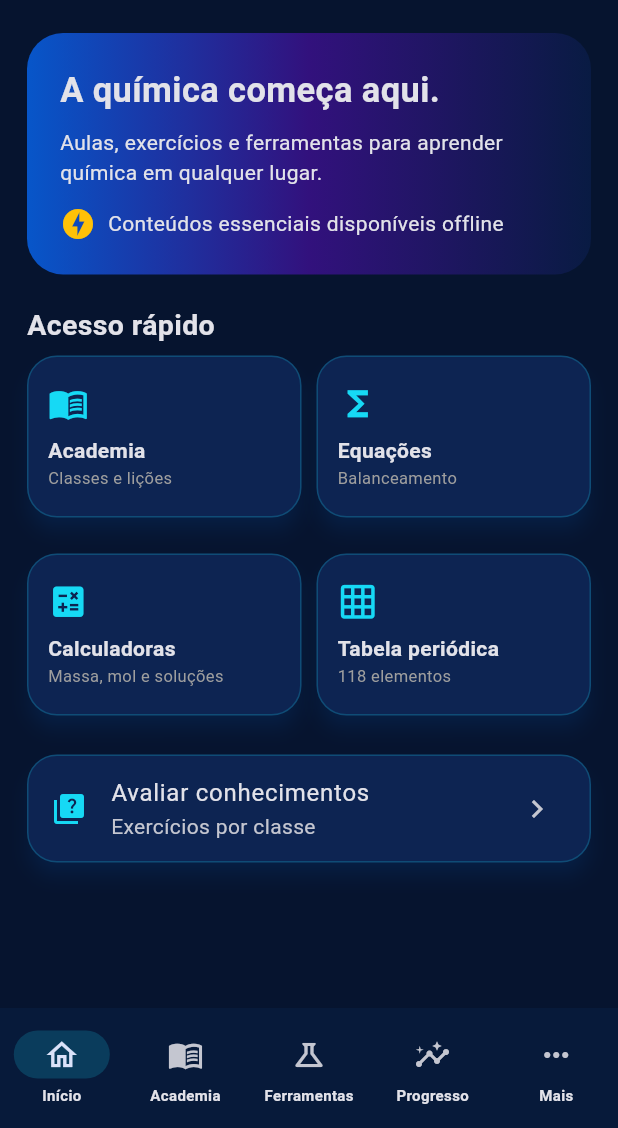
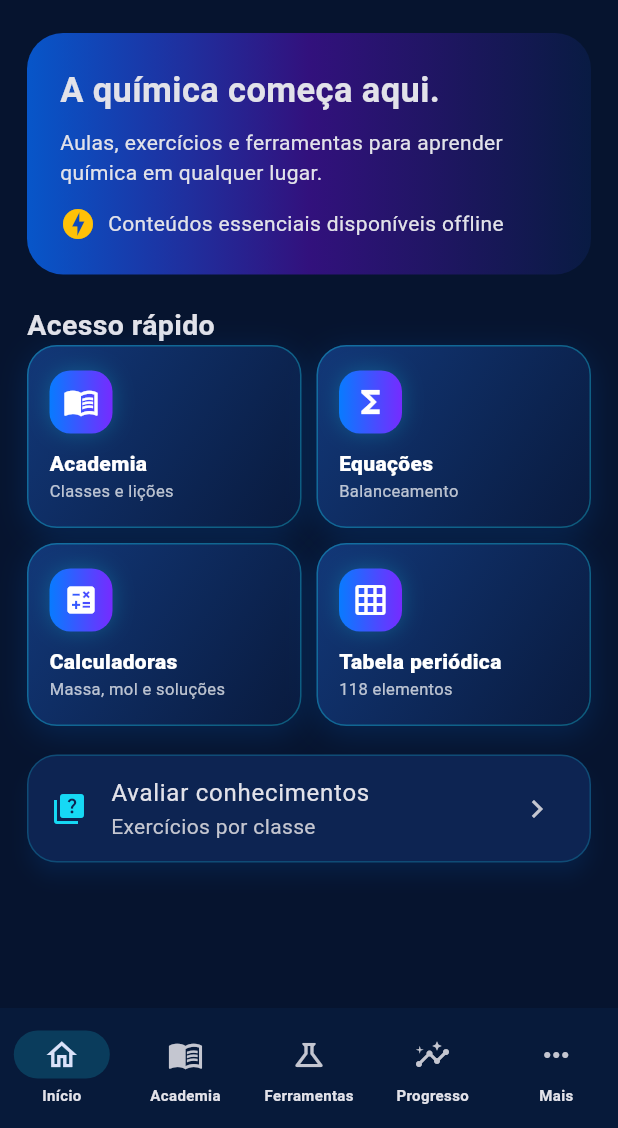
Before and after one commit to nexauren1/ChemMaster, a Flutter app: the screen it shows after launch, on a phone screen of 412 x 824 dp, the part 108-1236 px from its top. Run offline on Flutter 3.47's test engine with Material 3 defaults, Android fonts, the phone set to English and light mode, and no system bars; our stand-ins replace shared_preferences; statements that could not run were skipped.

Commit message:
feat: add animated neon page transitions and luminous dashboard cards

```diff
--- a/lib/main.dart
+++ b/lib/main.dart
@@ -8,6 +8,16 @@ import 'services/progress_store.dart';
 
 void main() => runApp(const ChemMasterApp());
 const navy=Color(0xFF06142F),blue=Color(0xFF087BFF),cyan=Color(0xFF16D9F5),violet=Color(0xFF762BFF);
+Route<T> neonRoute<T>(Widget page)=>PageRouteBuilder<T>(
+  pageBuilder:(context,animation,secondaryAnimation)=>page,
+  transitionDuration:const Duration(milliseconds:280),
+  transitionsBuilder:(context,animation,secondaryAnimation,child){
+    final curved=CurvedAnimation(parent:animation,curve:Curves.easeOutCubic);
+    return FadeTransition(opacity:curved,child:ScaleTransition(
+      scale:Tween<double>(begin:.975,end:1).animate(curved),child:child));
+  },
+);
+
 
 class ChemMasterApp extends StatefulWidget {
   const ChemMasterApp({super.key});
@@ -61,16 +71,32 @@ class HomeScreen extends StatelessWidget {
     const SizedBox(height:20),const Text('Acesso rápido',style:TextStyle(fontSize:19,fontWeight:FontWeight.bold)),
     GridView.count(shrinkWrap:true,physics:const NeverScrollableScrollPhysics(),crossAxisCount:2,crossAxisSpacing:10,mainAxisSpacing:10,childAspectRatio:1.5,children:[
       _HomeCard(icon:Icons.menu_book,title:'Academia',detail:'Classes e lições',onTap:()=>onTab(1)),
-      _HomeCard(icon:Icons.functions,title:'Equações',detail:'Balanceamento',onTap:()=>Navigator.push(context,MaterialPageRoute(builder:(_)=>const BalanceScreen()))),
-      _HomeCard(icon:Icons.calculate,title:'Calculadoras',detail:'Massa, mol e soluções',onTap:()=>Navigator.push(context,MaterialPageRoute(builder:(_)=>const CalculatorsScreen()))),
-      _HomeCard(icon:Icons.grid_on,title:'Tabela periódica',detail:'118 elementos',onTap:()=>Navigator.push(context,MaterialPageRoute(builder:(_)=>const PeriodicScreen()))) ]),
-    const SizedBox(height:12),Card(child:ListTile(leading:const Icon(Icons.quiz,color:cyan),title:const Text('Avaliar conhecimentos'),subtitle:const Text('Exercícios por classe'),trailing:const Icon(Icons.chevron_right),onTap:()=>Navigator.push(context,MaterialPageRoute(builder:(_)=>const QuizScreen()))))
+      _HomeCard(icon:Icons.functions,title:'Equações',detail:'Balanceamento',onTap:()=>Navigator.push(context,neonRoute(const BalanceScreen()))),
+      _HomeCard(icon:Icons.calculate,title:'Calculadoras',detail:'Massa, mol e soluções',onTap:()=>Navigator.push(context,neonRoute(const CalculatorsScreen()))),
+      _HomeCard(icon:Icons.grid_on,title:'Tabela periódica',detail:'118 elementos',onTap:()=>Navigator.push(context,neonRoute(const PeriodicScreen()))) ]),
+    const SizedBox(height:12),Card(child:ListTile(leading:const Icon(Icons.quiz,color:cyan),title:const Text('Avaliar conhecimentos'),subtitle:const Text('Exercícios por classe'),trailing:const Icon(Icons.chevron_right),onTap:()=>Navigator.push(context,neonRoute(const QuizScreen()))))
   ]);
 }
 class _HomeCard extends StatelessWidget {
   final IconData icon;final String title,detail;final VoidCallback onTap;
   const _HomeCard({required this.icon,required this.title,required this.detail,required this.onTap});
-  @override Widget build(BuildContext context)=>Card(child:InkWell(onTap:onTap,borderRadius:BorderRadius.circular(18),child:Padding(padding:const EdgeInsets.all(14),child:Column(mainAxisAlignment:MainAxisAlignment.center,crossAxisAlignment:CrossAxisAlignment.start,children:[Icon(icon,color:cyan,size:27),const SizedBox(height:8),Text(title,style:const TextStyle(fontWeight:FontWeight.bold)),Text(detail,style:const TextStyle(fontSize:11,color:Colors.grey))]))));
+  @override Widget build(BuildContext context)=>Container(
+    decoration:BoxDecoration(
+      borderRadius:BorderRadius.circular(20),
+      gradient:const LinearGradient(begin:Alignment.topLeft,end:Alignment.bottomRight,colors:[Color(0xFF123879),Color(0xFF091A3D)]),
+      border:Border.all(color:cyan.withValues(alpha:.34)),
+      boxShadow:[BoxShadow(color:blue.withValues(alpha:.16),blurRadius:17,offset:const Offset(0,5))],
+    ),
+    child:InkWell(onTap:onTap,borderRadius:BorderRadius.circular(20),child:Padding(
+      padding:const EdgeInsets.all(14),
+      child:Column(mainAxisAlignment:MainAxisAlignment.center,crossAxisAlignment:CrossAxisAlignment.start,children:[
+        Container(width:42,height:42,decoration:BoxDecoration(borderRadius:BorderRadius.circular(14),gradient:const LinearGradient(colors:[blue,violet]),boxShadow:[BoxShadow(color:cyan.withValues(alpha:.24),blurRadius:12)]),child:Icon(icon,color:Colors.white,size:24)),
+        const SizedBox(height:10),
+        Text(title,style:const TextStyle(fontWeight:FontWeight.w900,color:Colors.white)),
+        Text(detail,style:TextStyle(fontSize:11,color:Colors.white.withValues(alpha:.72))),
+      ]),
+    )),
+  );
 }
 
 class AcademyScreen extends StatefulWidget {const AcademyScreen({super.key});@override State<AcademyScreen> createState()=>_AcademyScreenState();}
@@ -90,7 +116,7 @@ class _AcademyScreenState extends State<AcademyScreen> {
         children:u.lessons.map((l)=>ListTile(
           title:Text(l.title),subtitle:Text(l.summary,maxLines:2,overflow:TextOverflow.ellipsis),
           trailing:const Icon(Icons.arrow_forward_ios,size:15),
-          onTap:()=>Navigator.push(context,MaterialPageRoute(builder:(_)=>LessonScreen(lesson:l,grade:grade))))).toList()))),
+          onTap:()=>Navigator.push(context,neonRoute(LessonScreen(lesson:l,grade:grade))))).toList()))),
       const SizedBox(height:8),const Text('Conteúdos introdutórios organizados para as seis classes. A cobertura detalhada será ampliada e revista continuamente.',style:TextStyle(fontSize:12,color:Colors.amber))
     ]);
   }
@@ -122,7 +148,7 @@ class ToolsScreen extends StatelessWidget {
 class _ToolTile extends StatelessWidget {
   final String title,detail;final IconData icon;final Widget page;
   const _ToolTile(this.title,this.detail,this.icon,this.page);
-  @override Widget build(BuildContext context)=>Card(child:ListTile(leading:Icon(icon,color:cyan,size:28),title:Text(title),subtitle:Text(detail),trailing:const Icon(Icons.chevron_right),onTap:()=>Navigator.push(context,MaterialPageRoute(builder:(_)=>page))));
+  @override Widget build(BuildContext context)=>Card(child:ListTile(leading:Icon(icon,color:cyan,size:28),title:Text(title),subtitle:Text(detail),trailing:const Icon(Icons.chevron_right),onTap:()=>Navigator.push(context,neonRoute(page))));
 }
 
 class BalanceScreen extends StatefulWidget {const BalanceScreen({super.key});@override State<BalanceScreen> createState()=>_BalanceScreenState();}
```
